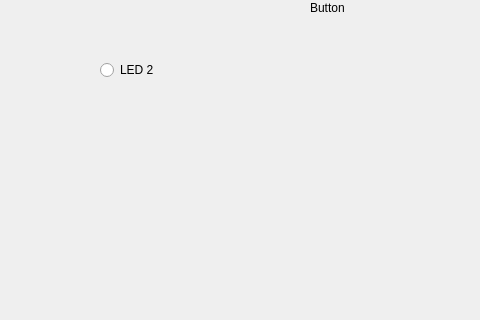
Qt form mainwindow.ui (mohamed01000/STM32_led_QT) before a commit; both pictures show x 0 to 480 and y 100 to 420 of the 800 by 600 pixel window.
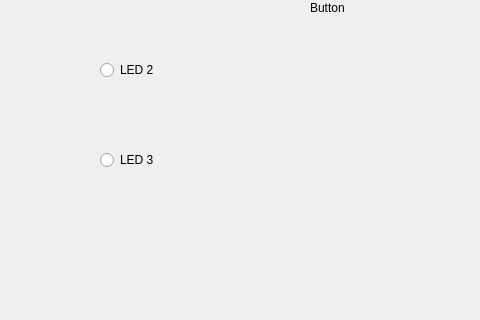
The same form after that commit.

Diff of the .ui file:
```diff
--- a/mainwindow.ui
+++ b/mainwindow.ui
@@ -66,6 +66,19 @@
      <string>LED 2</string>
     </property>
    </widget>
+   <widget class="QRadioButton" name="radioButton_2">
+    <property name="geometry">
+     <rect>
+      <x>100</x>
+      <y>250</y>
+      <width>95</width>
+      <height>20</height>
+     </rect>
+    </property>
+    <property name="text">
+     <string>LED 3</string>
+    </property>
+   </widget>
   </widget>
   <widget class="QMenuBar" name="menubar">
    <property name="geometry">
```
